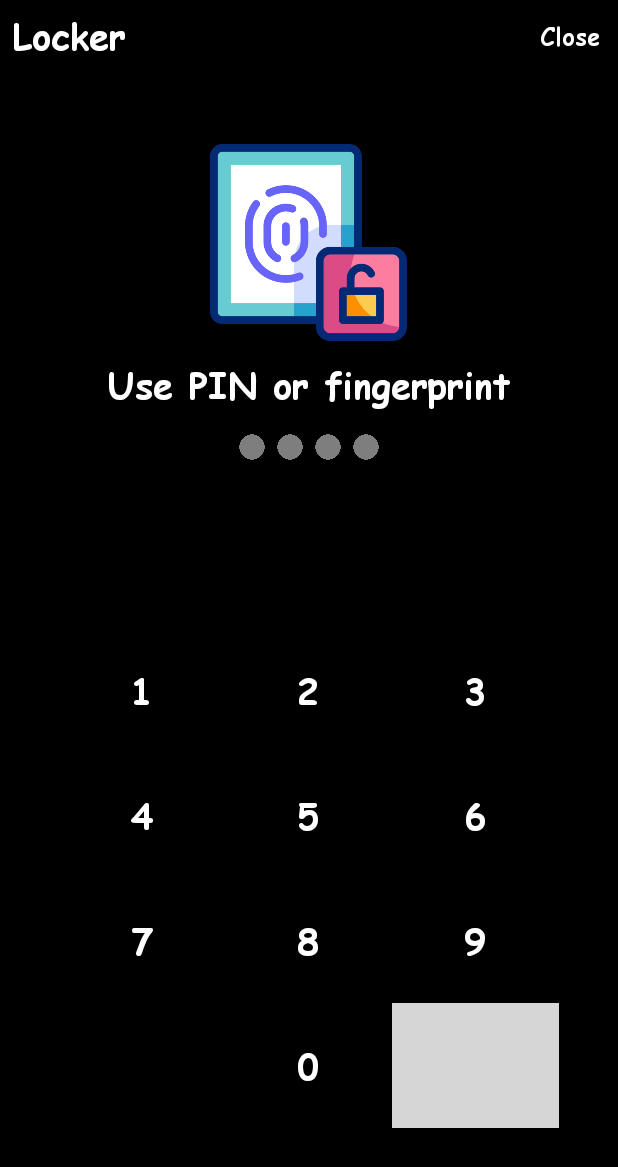
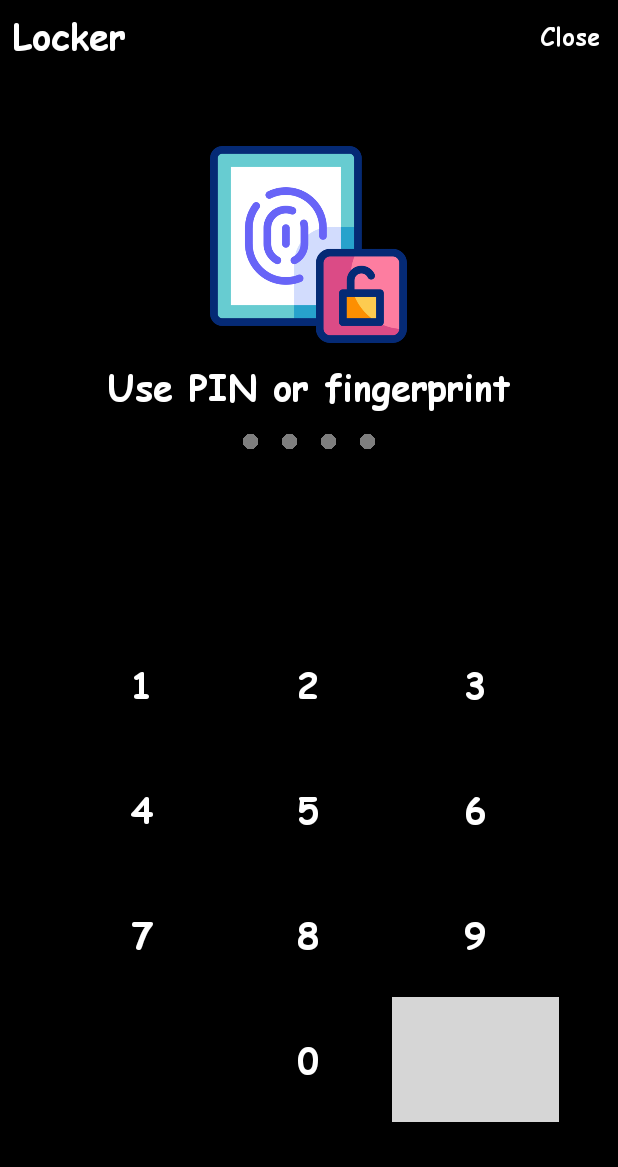
Before and after one commit to nguyenkhanhan123/GalleryIt, an Android app: the layout check_password.xml on its own in the app's theme, with its tools: preview values and no code run, on a phone screen of 412 x 824 dp. Shown: the top 1167 px of the screen. Run offline under Robolectric (Android 15) with nearby library versions, the phone set to English and light mode, and no system bars; grey boxes are pictures that could not be loaded.

```diff
--- a/app/src/main/java/com/dragnell/myapplication/viewmodel/SetPasswordModel.kt
+++ /dev/null
@@ -1,5 +0,0 @@
-package com.dragnell.myapplication.viewmodel
-
-class SetPasswordModel : BaseViewModel() {
-
-}
--- a/app/src/main/res/layout/password_lock.xml
+++ b/app/src/main/res/layout/check_password.xml
@@ -50,12 +50,13 @@
         android:src="@drawable/ic_lock_fingerprint" />
 
     <TextView
+        android:id="@+id/text"
         android:layout_width="wrap_content"
         android:layout_height="wrap_content"
         android:layout_gravity="center"
         android:layout_marginBottom="12dp"
         android:fontFamily="@font/comic"
-        android:text="Use PIN or fingerprint"
+        android:text="@string/use_pin_or_fingerprint"
         android:textColor="@color/white"
         android:textSize="24sp"
         tools:ignore="HardcodedText" />
@@ -70,28 +71,32 @@
         >
         <ImageView
             android:id="@+id/dot1"
-            android:layout_width="25dp"
-            android:layout_height="25dp"
+            android:layout_width="15dp"
+            android:layout_height="15dp"
+            android:layout_marginHorizontal="5dp"
             android:src="@drawable/gray_dot"
-            app:tint="#7E7E7E" />
+            />
         <ImageView
             android:id="@+id/dot2"
-            android:layout_width="25dp"
-            android:layout_height="25dp"
+            android:layout_width="15dp"
+            android:layout_height="15dp"
+            android:layout_marginHorizontal="5dp"
             android:src="@drawable/gray_dot"
-            app:tint="#7E7E7E"  />
+            />
         <ImageView
             android:id="@+id/dot3"
-            android:layout_width="25dp"
-            android:layout_height="25dp"
+            android:layout_width="15dp"
+            android:layout_height="15dp"
+            android:layout_marginHorizontal="5dp"
             android:src="@drawable/gray_dot"
-            app:tint="#7E7E7E"  />
+            />
         <ImageView
             android:id="@+id/dot4"
-            android:layout_width="25dp"
-            android:layout_height="25dp"
+            android:layout_width="15dp"
+            android:layout_height="15dp"
+            android:layout_marginHorizontal="5dp"
             android:src="@drawable/gray_dot"
-            app:tint="#7E7E7E" />
+            />
     </LinearLayout>
     <View
         android:layout_width="match_parent"
@@ -99,7 +104,7 @@
         android:layout_weight="3" />
 
     <GridLayout
-        android:id="@+id/customPatternView"
+        android:id="@+id/glNumber"
         android:layout_width="333dp"
         android:layout_height="333dp"
         android:layout_gravity="center"
@@ -231,6 +236,12 @@
             android:padding="24dp"
             app:tint="@color/white" />
     </GridLayout>
+    <com.dragnell.myapplication.view.customview.CustomPatternView
+        android:id="@+id/customPatternView"
+        android:layout_width="333dp"
+        android:layout_height="333dp"
+        android:layout_gravity="center"
+        android:visibility="gone"/>
 
     <View
         android:layout_width="match_parent"
--- a/app/src/main/res/values/strings.xml
+++ b/app/src/main/res/values/strings.xml
@@ -13,4 +13,6 @@
     <string name="draw_pattern">Draw an unlock pattern</string>
     <string name="switch_to_pattern">Switch to pattern</string>
     <string name="switch_to_pin">Switch to PIN</string>
+    <string name="use_pattern_or_fingerprint">Use pattern or fingerprint</string>
+    <string name="use_pin_or_fingerprint">Use PIN or fingerprint</string>
 </resources>
```
Also changed, not shown: app/src/main/AndroidManifest.xml (+9 -12 lines), app/src/main/java/com/dragnell/myapplication/view/act/CheckPassword.kt (added, +37 -0 lines), app/src/main/java/com/dragnell/myapplication/view/act/PasswordUnlock.kt (deleted, +0 -23 lines), app/src/main/java/com/dragnell/myapplication/view/act/PatternLock.kt (deleted, +0 -40 lines), app/src/main/java/com/dragnell/myapplication/view/act/SetPassword.kt (+45 -8 lines), app/src/main/java/com/dragnell/myapplication/view/fragment/FragmentAll.kt (+9 -1 lines), app/src/main/java/com/dragnell/myapplication/view/fragment/FragmentImage.kt (+9 -1 lines), app/src/main/res/layout/pattern_lock.xml (deleted, +0 -77 lines), app/src/main/res/layout/set_password.xml (+14 -10 lines).
